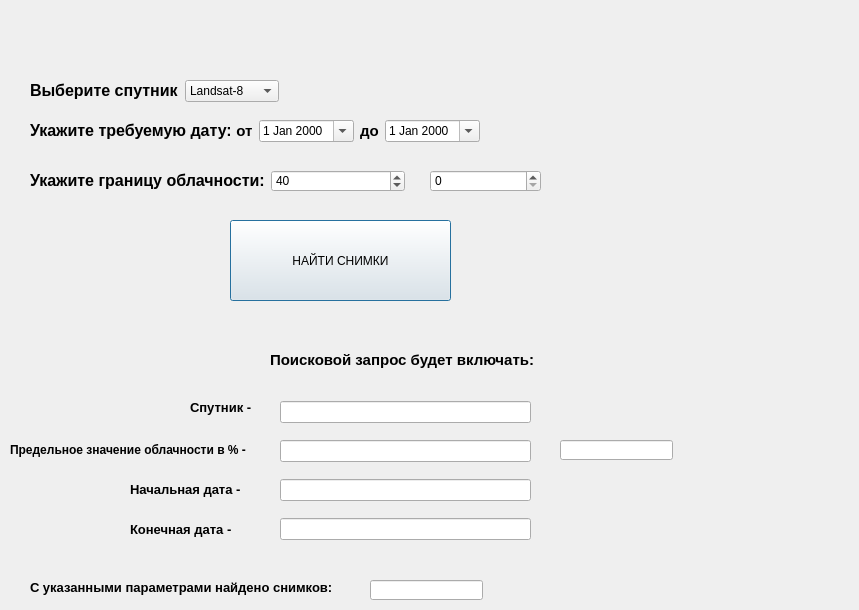
Qt form satellite_images_downloader_dialog_base.ui (NosyParker/qgis-satellite-images-downloader) before a commit.
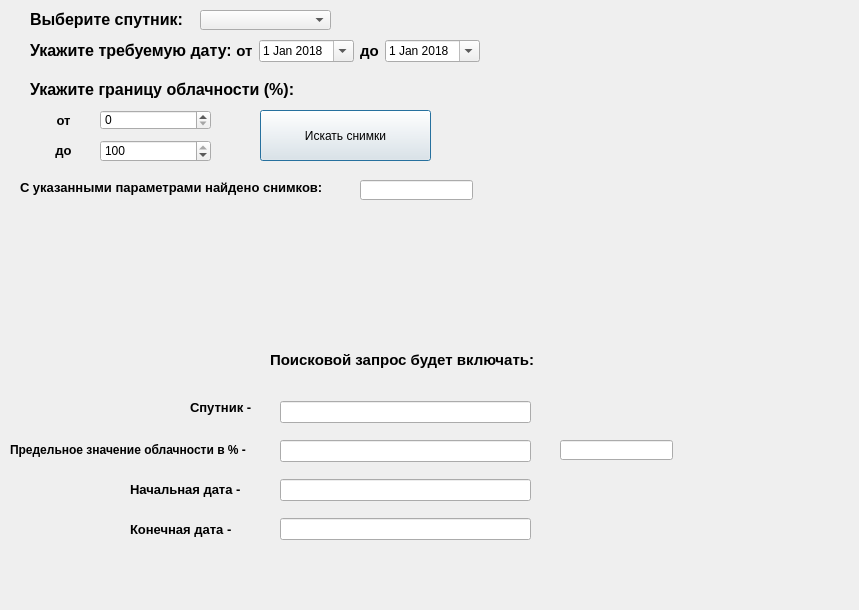
The same form after that commit.

Commit message: Добавлен мессаджбар во время выполнения поиска снимков и после завершения. Добавлены лейблы для параметров облачности. Комбобокс со списком спутников теперь генерируется на основе глобальной переменной SATELLITES из файла globals.py.

The edit to the form file:
```diff
--- a/satellite_images_downloader_dialog_base.ui
+++ b/satellite_images_downloader_dialog_base.ui
@@ -16,56 +16,21 @@
   <widget class="QPushButton" name="searchScenesButton">
    <property name="geometry">
     <rect>
-     <x>230</x>
-     <y>220</y>
-     <width>221</width>
-     <height>81</height>
+     <x>260</x>
+     <y>110</y>
+     <width>171</width>
+     <height>51</height>
     </rect>
    </property>
    <property name="text">
-    <string>НАЙТИ СНИМКИ</string>
+    <string>Искать снимки</string>
    </property>
   </widget>
   <widget class="QWidget" name="layoutWidget">
    <property name="geometry">
     <rect>
      <x>30</x>
-     <y>170</y>
-     <width>375</width>
-     <height>22</height>
-    </rect>
-   </property>
-   <layout class="QHBoxLayout" name="horizontalLayout">
-    <item>
-     <widget class="QLabel" name="label_3">
-      <property name="text">
-       <string>&lt;html&gt;&lt;head/&gt;&lt;body&gt;&lt;p&gt;&lt;span style=&quot; font-size:12pt; font-weight:600;&quot;&gt;Укажите границу облачности:&lt;/span&gt;&lt;/p&gt;&lt;/body&gt;&lt;/html&gt;</string>
-      </property>
-     </widget>
-    </item>
-    <item>
-     <widget class="QSpinBox" name="cloudFrom_spinBox">
-      <property name="minimumSize">
-       <size>
-        <width>111</width>
-        <height>0</height>
-       </size>
-      </property>
-      <property name="maximum">
-       <number>100</number>
-      </property>
-      <property name="value">
-       <number>40</number>
-      </property>
-     </widget>
-    </item>
-   </layout>
-  </widget>
-  <widget class="QWidget" name="layoutWidget">
-   <property name="geometry">
-    <rect>
-     <x>30</x>
-     <y>120</y>
+     <y>40</y>
      <width>450</width>
      <height>22</height>
     </rect>
@@ -90,6 +55,16 @@
       <property name="wrapping">
        <bool>false</bool>
       </property>
+      <property name="dateTime">
+       <datetime>
+        <hour>0</hour>
+        <minute>0</minute>
+        <second>0</second>
+        <year>2018</year>
+        <month>1</month>
+        <day>1</day>
+       </datetime>
+      </property>
       <property name="calendarPopup">
        <bool>true</bool>
       </property>
@@ -104,6 +79,16 @@
     </item>
     <item>
      <widget class="QDateEdit" name="dateEdit_2">
+      <property name="dateTime">
+       <datetime>
+        <hour>0</hour>
+        <minute>0</minute>
+        <second>0</second>
+        <year>2018</year>
+        <month>1</month>
+        <day>1</day>
+       </datetime>
+      </property>
       <property name="calendarPopup">
        <bool>true</bool>
       </property>
@@ -111,39 +96,6 @@
     </item>
    </layout>
   </widget>
-  <widget class="QWidget" name="layoutWidget">
-   <property name="geometry">
-    <rect>
-     <x>30</x>
-     <y>80</y>
-     <width>249</width>
-     <height>22</height>
-    </rect>
-   </property>
-   <layout class="QHBoxLayout" name="horizontalLayout_3">
-    <item>
-     <widget class="QLabel" name="label">
-      <property name="text">
-       <string>&lt;html&gt;&lt;head/&gt;&lt;body&gt;&lt;p&gt;&lt;span style=&quot; font-size:12pt; font-weight:600;&quot;&gt;Выберите спутник:&lt;/span&gt;&lt;/p&gt;&lt;/body&gt;&lt;/html&gt;</string>
-      </property>
-     </widget>
-    </item>
-    <item>
-     <widget class="QComboBox" name="comboBox">
-      <item>
-       <property name="text">
-        <string>Landsat-8</string>
-       </property>
-      </item>
-      <item>
-       <property name="text">
-        <string>Sentinel-2A</string>
-       </property>
-      </item>
-     </widget>
-    </item>
-   </layout>
-  </widget>
   <widget class="QWidget" name="layoutWidget">
    <property name="geometry">
     <rect>
@@ -236,8 +188,8 @@
   <widget class="QLineEdit" name="finalScenes_lineEdit">
    <property name="geometry">
     <rect>
-     <x>370</x>
-     <y>580</y>
+     <x>360</x>
+     <y>180</y>
      <width>113</width>
      <height>20</height>
     </rect>
@@ -246,8 +198,8 @@
   <widget class="QLabel" name="label_11">
    <property name="geometry">
     <rect>
-     <x>30</x>
-     <y>580</y>
+     <x>20</x>
+     <y>180</y>
      <width>321</width>
      <height>16</height>
     </rect>
@@ -259,8 +211,8 @@
   <widget class="QSpinBox" name="cloudTo_spinBox">
    <property name="geometry">
     <rect>
-     <x>430</x>
-     <y>170</y>
+     <x>100</x>
+     <y>140</y>
      <width>111</width>
      <height>22</height>
     </rect>
@@ -268,6 +220,9 @@
    <property name="maximum">
     <number>100</number>
    </property>
+   <property name="value">
+    <number>100</number>
+   </property>
   </widget>
   <widget class="QLineEdit" name="cloudTo_lineEdit">
    <property name="geometry">
@@ -279,6 +234,90 @@
     </rect>
    </property>
   </widget>
+  <widget class="QLabel" name="label">
+   <property name="geometry">
+    <rect>
+     <x>30</x>
+     <y>10</y>
+     <width>160</width>
+     <height>20</height>
+    </rect>
+   </property>
+   <property name="text">
+    <string>&lt;html&gt;&lt;head/&gt;&lt;body&gt;&lt;p&gt;&lt;span style=&quot; font-size:12pt; font-weight:600;&quot;&gt;Выберите спутник:&lt;/span&gt;&lt;/p&gt;&lt;/body&gt;&lt;/html&gt;</string>
+   </property>
+  </widget>
+  <widget class="QComboBox" name="satelliteName_comboBox">
+   <property name="geometry">
+    <rect>
+     <x>200</x>
+     <y>10</y>
+     <width>131</width>
+     <height>20</height>
+    </rect>
+   </property>
+  </widget>
+  <widget class="QSpinBox" name="cloudFrom_spinBox">
+   <property name="geometry">
+    <rect>
+     <x>100</x>
+     <y>110</y>
+     <width>111</width>
+     <height>20</height>
+    </rect>
+   </property>
+   <property name="minimumSize">
+    <size>
+     <width>111</width>
+     <height>0</height>
+    </size>
+   </property>
+   <property name="maximum">
+    <number>100</number>
+   </property>
+   <property name="value">
+    <number>0</number>
+   </property>
+  </widget>
+  <widget class="QLabel" name="label_3">
+   <property name="geometry">
+    <rect>
+     <x>30</x>
+     <y>80</y>
+     <width>301</width>
+     <height>20</height>
+    </rect>
+   </property>
+   <property name="text">
+    <string>&lt;html&gt;&lt;head/&gt;&lt;body&gt;&lt;p&gt;&lt;span style=&quot; font-size:12pt; font-weight:600;&quot;&gt;Укажите границу облачности (%):&lt;/span&gt;&lt;/p&gt;&lt;/body&gt;&lt;/html&gt;</string>
+   </property>
+  </widget>
+  <widget class="QLabel" name="label_12">
+   <property name="geometry">
+    <rect>
+     <x>40</x>
+     <y>110</y>
+     <width>47</width>
+     <height>21</height>
+    </rect>
+   </property>
+   <property name="text">
+    <string>&lt;html&gt;&lt;head/&gt;&lt;body&gt;&lt;p align=&quot;center&quot;&gt;&lt;span style=&quot; font-size:10pt; font-weight:600;&quot;&gt;от&lt;/span&gt;&lt;/p&gt;&lt;/body&gt;&lt;/html&gt;</string>
+   </property>
+  </widget>
+  <widget class="QLabel" name="label_13">
+   <property name="geometry">
+    <rect>
+     <x>40</x>
+     <y>140</y>
+     <width>47</width>
+     <height>21</height>
+    </rect>
+   </property>
+   <property name="text">
+    <string>&lt;html&gt;&lt;head/&gt;&lt;body&gt;&lt;p align=&quot;center&quot;&gt;&lt;span style=&quot; font-size:10pt; font-weight:600;&quot;&gt;до&lt;/span&gt;&lt;/p&gt;&lt;/body&gt;&lt;/html&gt;</string>
+   </property>
+  </widget>
  </widget>
  <resources/>
  <connections/>
```
The commit also changes 1 other file.
